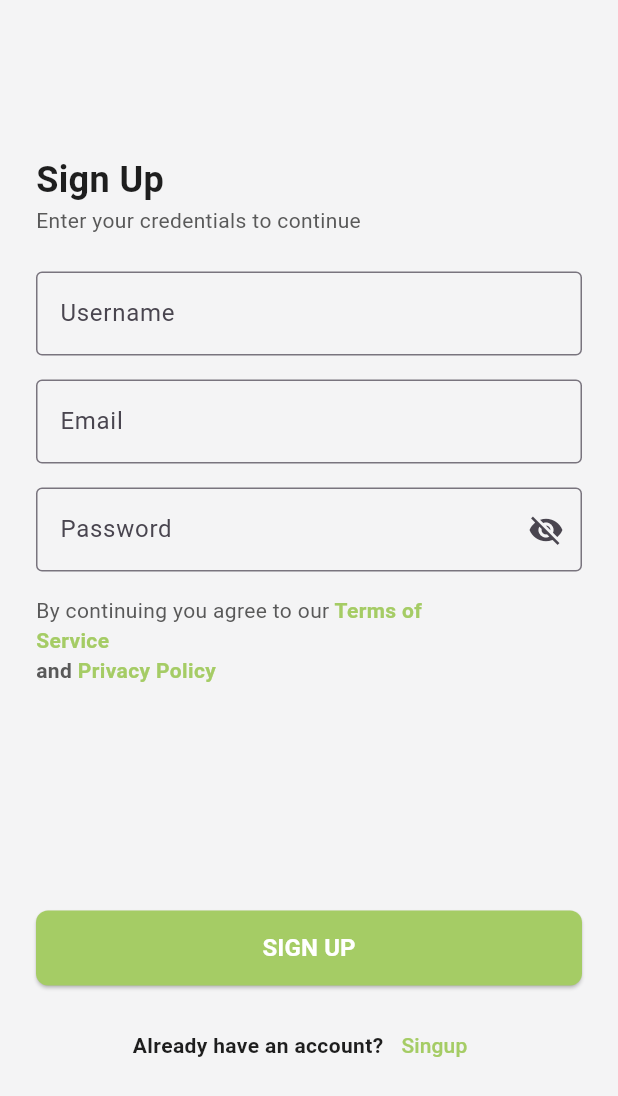
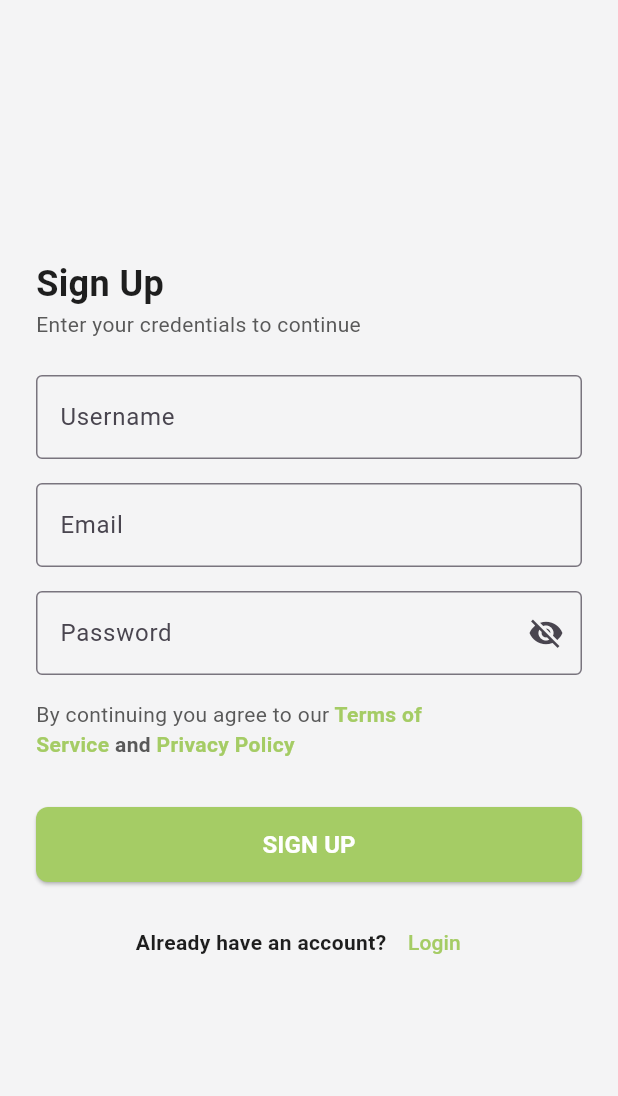
Before and after one commit to Vishakha1510/OrganicBloom, a Flutter app: the Signup_screen screen opened by its route, on a phone screen of 412 x 824 dp. Shown: the top 1096 px of the screen. Run offline on Flutter 3.47's test engine with Material 3 defaults, Android fonts, the phone set to English and light mode, and no system bars; our stand-ins replace google_fonts.

Commit message:
Updated main.dart and added new views

```diff
--- a/lib/Views/Screens/Fruits_category_screen.dart
+++ b/lib/Views/Screens/Fruits_category_screen.dart
@@ -26,7 +26,7 @@ class _FruitsCategoryScreenState extends State<FruitsCategoryScreen> {
             mainAxisSpacing: 10,
             childAspectRatio: 3 / 4,
           ),
-          itemCount: 12,
+          itemCount: 14,
           itemBuilder: (context, index) {
             final fruit = allfruits[index];
             return GestureDetector(
--- a/lib/Views/Screens/Signup_screen.dart
+++ b/lib/Views/Screens/Signup_screen.dart
@@ -12,8 +12,9 @@ class _Signup_screenState extends State<Signup_screen> {
   Widget build(BuildContext context) {
     return Scaffold(
       backgroundColor: Color(0xFFF4F4F5),
-        body: Center(
-            child: Padding(
+      body: SafeArea(
+        child: Center(
+          child: SingleChildScrollView(
             padding: const EdgeInsets.symmetric(horizontal: 24.0),
             child: Column(
               mainAxisAlignment: MainAxisAlignment.center,
@@ -24,7 +25,8 @@ class _Signup_screenState extends State<Signup_screen> {
                   style: TextStyle(
                     fontSize: 24,
                     fontWeight: FontWeight.bold,
-                            color: Color(0xFF1E1E1E)),
+                    color: Color(0xFF1E1E1E),
+                  ),
                 ),
                 Text(
                   "Enter your credentials to continue",
@@ -49,6 +51,7 @@ class _Signup_screenState extends State<Signup_screen> {
                 ),
                 SizedBox(height: 16),
                 TextField(
+                  obscureText: true, // Hides the text for passwords
                   decoration: InputDecoration(
                     labelText: "Password",
                     border: OutlineInputBorder(),
@@ -59,30 +62,31 @@ class _Signup_screenState extends State<Signup_screen> {
                 Text.rich(
                   TextSpan(
                     text: 'By continuing you agree to our',
-                          style:
-                              TextStyle(fontSize: 14, color: Color(0xFF595959)),
+                    style: TextStyle(fontSize: 14, color: Color(0xFF595959)),
                     children: <TextSpan>[
                       TextSpan(
                         text: ' Terms of\nService',
                         style: TextStyle(
                           fontWeight: FontWeight.bold,
-                                  color: Color(0xFFA5CC65)),
+                          color: Color(0xFFA5CC65),
+                        ),
                       ),
                       TextSpan(
-                              text: '\nand',
+                        text: ' and ',
                         style: TextStyle(fontWeight: FontWeight.bold),
                       ),
                       TextSpan(
-                              text: ' Privacy Policy',
+                        text: 'Privacy Policy',
                         style: TextStyle(
                           fontWeight: FontWeight.bold,
-                                  color: Color(0xFFA5CC65)),
+                          color: Color(0xFFA5CC65),
+                        ),
                       ),
                     ],
                   ),
                   textAlign: TextAlign.start,
                 ),
-                      SizedBox(height: 150),
+                SizedBox(height: 32),
                 SizedBox(
                   width: double.infinity,
                   height: 50,
@@ -114,17 +118,23 @@ class _Signup_screenState extends State<Signup_screen> {
                       "Already have an account?",
                       style: TextStyle(
                         fontWeight: FontWeight.bold,
-                                color: Color(0xFF1E1E1E)),
+                        color: Color(0xFF1E1E1E),
+                      ),
                     ),
                     TextButton(
                       onPressed: () {},
                       child: Text(
-                              "Singup",
+                        "Login",
                         style: TextStyle(color: Color(0xFFA5CC65)),
                       ),
                     ),
                   ],
                 ),
-                    ]))));
+              ],
+            ),
+          ),
+        ),
+      ),
+    );
   }
 }
```
Also changed, not shown: lib/Views/Screens/Detail_screens/beverages_detail_screen.dart (+9 -1 lines), lib/Views/Screens/Detail_screens/dairy_detail_screen.dart (+9 -1 lines), lib/Views/Screens/Detail_screens/fruit_detail_screen.dart (+9 -1 lines), lib/Views/Screens/Detail_screens/pulses_detail_screen.dart (+9 -1 lines), lib/Views/Screens/Detail_screens/snacks_detail_screen.dart (+9 -1 lines), lib/Views/Screens/Detail_screens/vegetable_detail_screen.dart (+9 -1 lines). Lines whose indentation alone changed are shown as unchanged.
